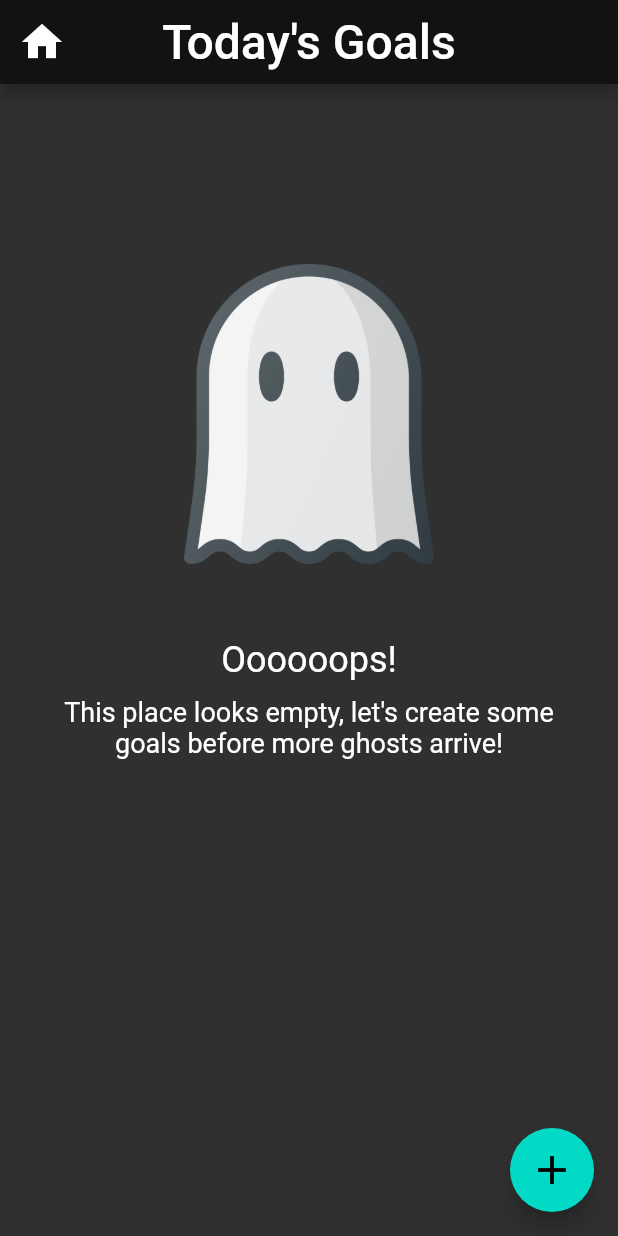
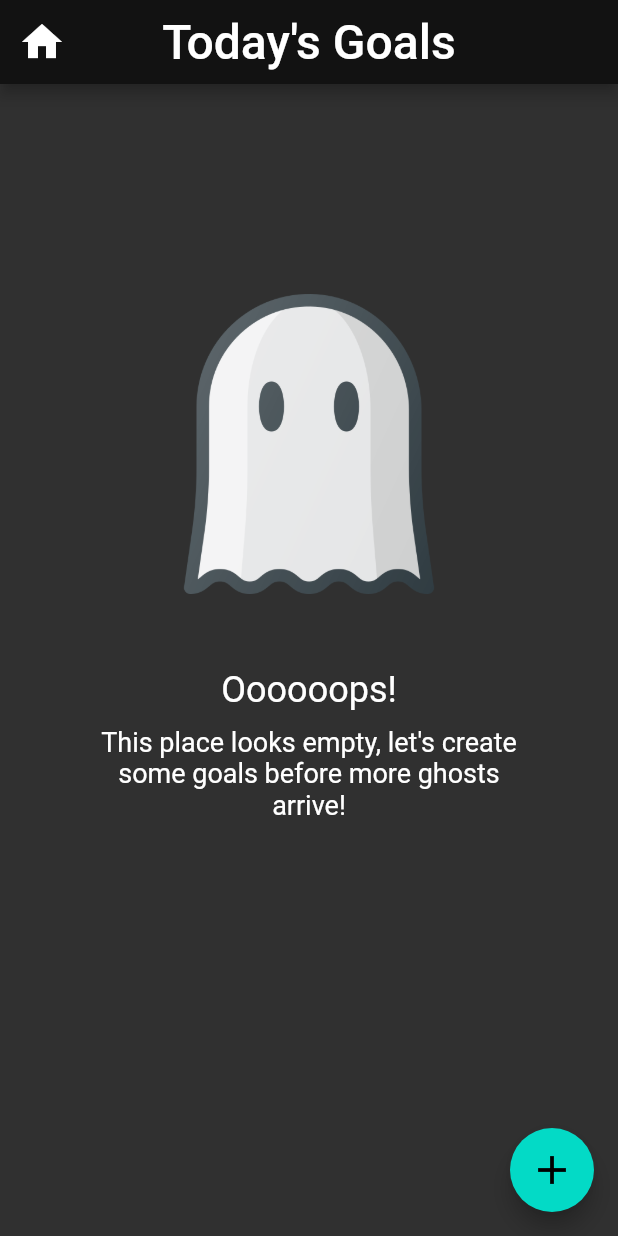
Before and after one commit to LeonardoBringel/habit-tracker, a Flutter app: the screen it shows after launch, on a phone screen of 412 x 824 dp. Run offline on Flutter 3.47's test engine with Material 2 defaults, Android fonts, the phone set to English and light mode, and no system bars; our stand-ins replace flutter_heatmap_calendar, flutter_slidable, sqflite; accounts and stored records are empty.

Commit message:
:recycle: Extract empty goals message widget to components

```diff
--- /dev/null
+++ b/lib/components/empty_goals_message_widget.dart
@@ -0,0 +1,32 @@
+import 'package:flutter/material.dart';
+
+class EmptyGoalsMessageWidget extends StatelessWidget {
+  const EmptyGoalsMessageWidget({super.key});
+
+  @override
+  Widget build(BuildContext context) {
+    return Padding(
+      padding: const EdgeInsets.fromLTRB(40, 120, 40, 60),
+      child: Column(
+        children: [
+          Image.asset(
+            'assets/images/spooky_ghost.png',
+            height: 200,
+            width: 200,
+          ),
+          const SizedBox(height: 50),
+          const Text(
+            'Oooooops!',
+            style: TextStyle(fontSize: 24),
+          ),
+          const SizedBox(height: 10),
+          const Text(
+            'This place looks empty, let\'s create some goals before more ghosts arrive!',
+            style: TextStyle(fontSize: 18),
+            textAlign: TextAlign.center,
+          ),
+        ],
+      ),
+    );
+  }
+}
--- a/lib/components/goals_list_widget.dart
+++ b/lib/components/goals_list_widget.dart
@@ -5,6 +5,7 @@ import 'package:provider/provider.dart';
 import '../models/goal.dart';
 import '../repositories/days_repository.dart';
 import '../repositories/goals_repository.dart';
+import 'empty_goals_message_widget.dart';
 import 'goal_tile_widget.dart';
 
 class GoalsListWidget extends StatefulWidget {
@@ -34,7 +35,9 @@ class _GoalsListWidgetState extends State<GoalsListWidget> {
 
     return Padding(
       padding: const EdgeInsets.all(20),
-      child: goals.isNotEmpty ? _listViewBuilder() : _emptyGoalsMessage(),
+      child: goals.isNotEmpty
+          ? _listViewBuilder()
+          : const EmptyGoalsMessageWidget(),
     );
   }
 
@@ -144,30 +147,4 @@ class _GoalsListWidgetState extends State<GoalsListWidget> {
       ),
     );
   }
-
-  Widget _emptyGoalsMessage() {
-    return Padding(
-      padding: const EdgeInsets.fromLTRB(20, 100, 20, 50),
-      child: Column(
-        children: [
-          Image.asset(
-            'assets/images/spooky_ghost.png',
-            height: 200,
-            width: 200,
-          ),
-          const SizedBox(height: 50),
-          const Text(
-            'Oooooops!',
-            style: TextStyle(fontSize: 24),
-          ),
-          const SizedBox(height: 10),
-          const Text(
-            'This place looks empty, let\'s create some goals before more ghosts arrive!',
-            style: TextStyle(fontSize: 18),
-            textAlign: TextAlign.center,
-          ),
-        ],
-      ),
-    );
-  }
 }
```
